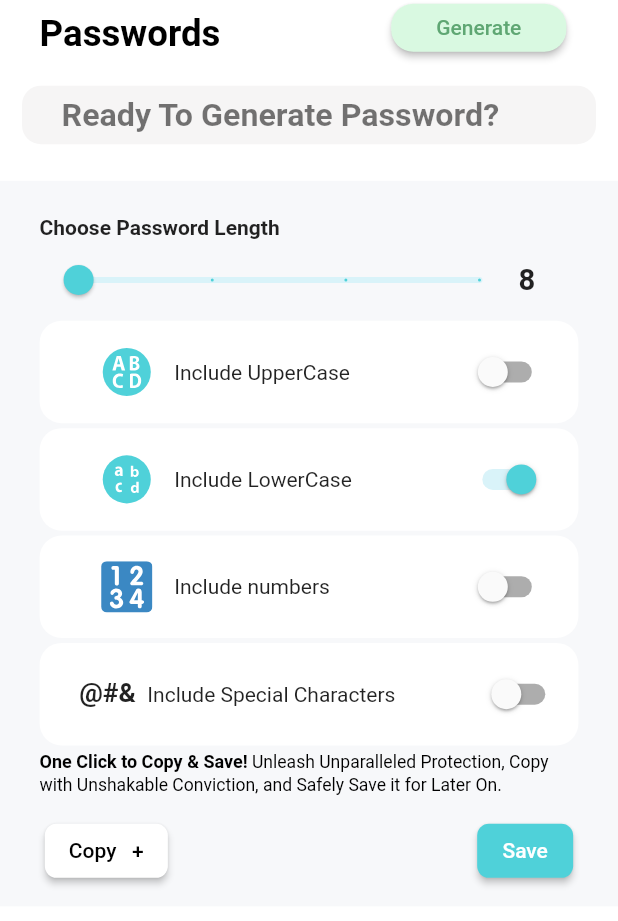
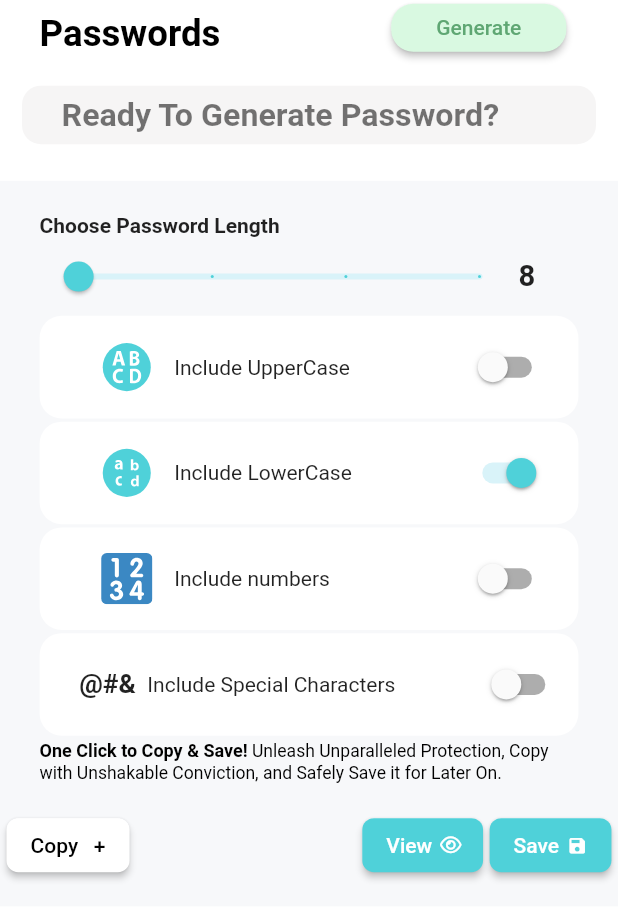
Before and after one commit to codersantoshadhikari/strong-password-, a Flutter app: the PasswordGeneratorScreen screen opened by its route, on a phone screen of 412 x 824 dp, the part 315-1236 px from its top. Run offline on Flutter 3.47's test engine with Material 2 defaults, Android fonts, the phone set to English and light mode, and no system bars; our stand-ins replace equatable, flutter_bloc, flutter_screenutil, flutter_svg, font_awesome_flutter, hydrated_bloc.

Commit message:
view button added

```diff
--- a/lib/password_gen/split_widget/password_option/password_option_widget.dart
+++ b/lib/password_gen/split_widget/password_option/password_option_widget.dart
@@ -1,7 +1,12 @@
+// ignore_for_file: prefer_const_constructors
+
 import 'package:flutter/material.dart';
 import 'package:flutter_screenutil/flutter_screenutil.dart';
+import 'package:font_awesome_flutter/font_awesome_flutter.dart';
 import 'package:nepali_fortify/constants/app_icons.dart';
 import 'package:nepali_fortify/password_gen/split_widget/password_option/sub-widget/option_row_widget.dart';
+
+import '../../../routes/routes.dart';
 
 class PasswordOptionChooseWidget extends StatefulWidget {
   const PasswordOptionChooseWidget(
@@ -158,7 +163,7 @@ class _PasswordOptionChooseWidgetState
               ),
             ),
             Padding(
-              padding: EdgeInsets.symmetric(vertical: 10.h),
+              padding: EdgeInsets.symmetric(vertical: 15.h),
               child: Row(
                 mainAxisAlignment: MainAxisAlignment.spaceEvenly,
                 children: [
@@ -193,11 +198,49 @@ class _PasswordOptionChooseWidgetState
                       backgroundColor:
                           MaterialStateProperty.all(const Color(0xFF4FD1D9)),
                     ),
+                    onPressed: () {
+                      Navigator.pushNamed(context, Routes.saveGeneratedPassWordScreen);
+                    },
+                    child: Center(
+                      child: Row(
+                        children: [
+                          Text(
+                            'View',
+                            style: TextStyle(color: Color(0xFFFFFFFF)),
+                          ),
+                          SizedBox(width: 5.w),
+                          Icon(
+                            FontAwesomeIcons.eye,
+                            size: 13.sp,
+                          )
+                        ],
+                      ),
+                    ),
+                  ),
+                  ElevatedButton(
+                    style: ButtonStyle(
+                      shape: MaterialStateProperty.all<RoundedRectangleBorder>(
+                        RoundedRectangleBorder(
+                          borderRadius: BorderRadius.circular(8.r),
+                        ),
+                      ),
+                      backgroundColor:
+                          MaterialStateProperty.all(const Color(0xFF4FD1D9)),
+                    ),
                     onPressed: widget.savePassword,
-                    child: const Center(
-                      child: Text(
-                        'Save',
-                        style: TextStyle(color: Color(0xFFFFFFFF)),
+                    child: Center(
+                      child: Row(
+                        children: [
+                          Text(
+                            'Save',
+                            style: TextStyle(color: Color(0xFFFFFFFF)),
+                          ),
+                          SizedBox(width: 5.w),
+                          Icon(
+                            Icons.save,
+                            size: 14.sp,
+                          )
+                        ],
                       ),
                     ),
                   ),
```
